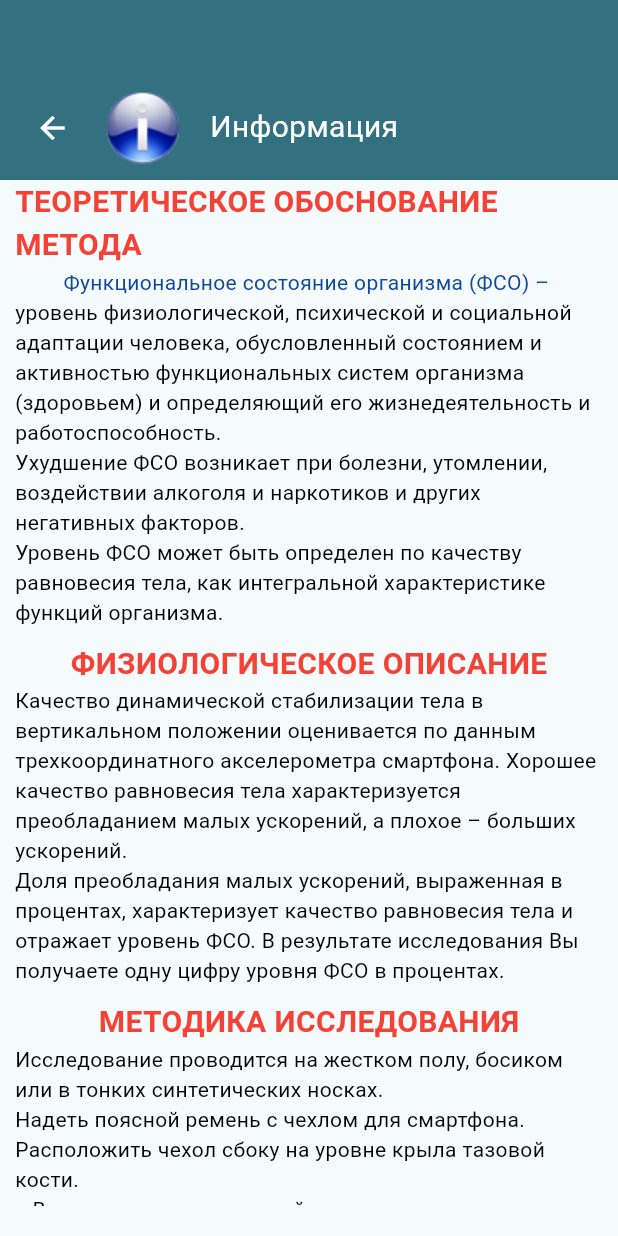
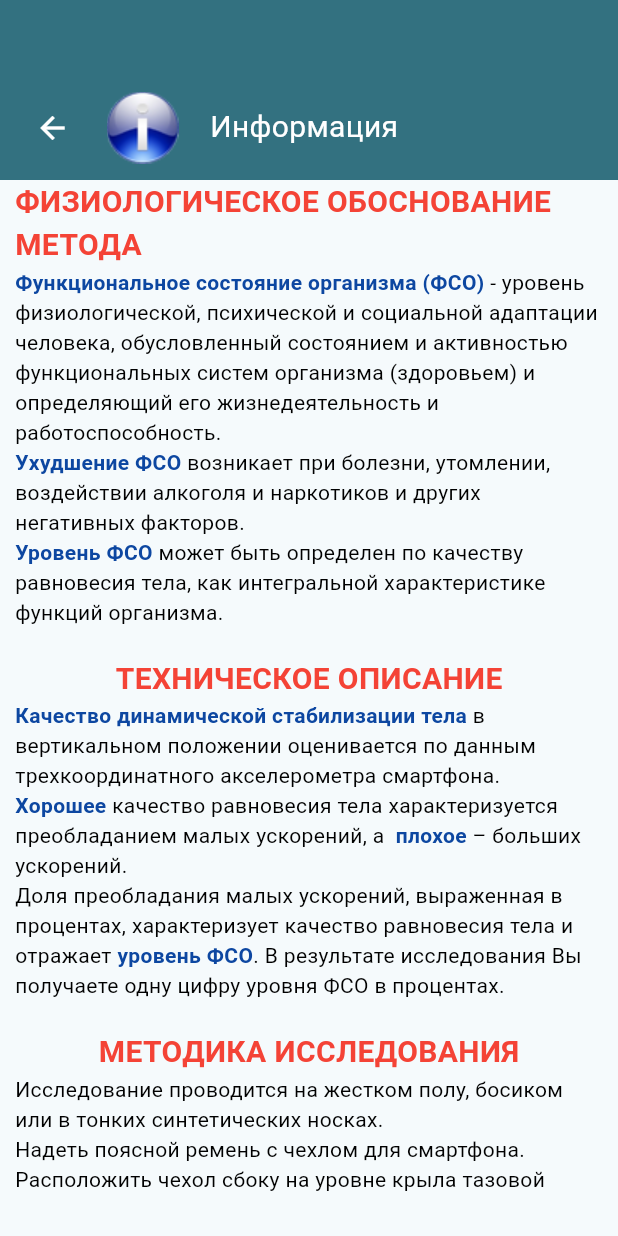
Before and after one commit to grigp/monitor_fso, a Flutter app: the InfoScreen screen opened directly, on a phone screen of 412 x 824 dp. Run offline on Flutter 3.47's test engine with Material 3 defaults, Android fonts, the phone set to English and light mode, and no system bars; our stand-ins replace audioplayers, device_info_plus, flutter_bloc, flutter_secure_storage, get_it, sensors_plus and 3 more; missing offline and left inert: number_text_input_formatter; accounts and stored records are empty.

Commit message:
Доработка общего описания с возможностями многоцветного текста

```diff
--- a/lib/features/info_screen/view/info_screen.dart
+++ b/lib/features/info_screen/view/info_screen.dart
@@ -78,47 +78,122 @@ class _InfoScreenState extends State<InfoScreen> {
                   child: Column(
                     children: [
                       const Text(
-                        'ТЕОРЕТИЧЕСКОЕ ОБОСНОВАНИЕ МЕТОДА',
+                        'ФИЗИОЛОГИЧЕСКОЕ ОБОСНОВАНИЕ МЕТОДА',
                         style: TextStyle(
                           color: Colors.red,
                           fontWeight: FontWeight.bold,
                           fontSize: 20,
                         ),
                       ),
-                      Text(
-                        'Функциональное состояние организма (ФСО) – ',
-                        style: TextStyle(
-                          color: Colors.blue.shade900,
-                          fontSize: 14,
-                        ),
-                      ),
-                      const Text(
-                        'уровень физиологической, психической и социальной адаптации человека, обусловленный состоянием и активностью функциональных систем организма (здоровьем) и определяющий его жизнедеятельность и работоспособность.\n'
-                        'Ухудшение ФСО возникает при болезни, утомлении, воздействии алкоголя и наркотиков и других негативных факторов.\n'
-                        'Уровень ФСО может быть определен по качеству равновесия тела, как интегральной характеристике функций организма.',
-                        style: TextStyle(
+                      Text.rich(
+                        TextSpan(
+                          text: '',
+                          style: const TextStyle(
                             color: Colors.black,
                             fontSize: 14,
                           ),
+                          children: <TextSpan>[
+                            TextSpan(
+                              text: 'Функциональное состояние организма (ФСО)',
+                              style: TextStyle(
+                                fontWeight: FontWeight.bold,
+                                color: Colors.blue.shade900,
                               ),
-                      const SizedBox(height: 10),
+                            ),
+                            const TextSpan(
+                                text:
+                                    ' - уровень физиологической, психической и социальной адаптации человека, обусловленный состоянием и активностью функциональных систем организма (здоровьем) и определяющий его жизнедеятельность и работоспособность.\n'),
+                            TextSpan(
+                              text: 'Ухудшение ФСО',
+                              style: TextStyle(
+                                fontWeight: FontWeight.bold,
+                                color: Colors.blue.shade900,
+                              ),
+                            ),
+                            const TextSpan(
+                                text:
+                                    ' возникает при болезни, утомлении, воздействии алкоголя и наркотиков и других негативных факторов.\n'),
+                            TextSpan(
+                              text: 'Уровень ФСО',
+                              style: TextStyle(
+                                fontWeight: FontWeight.bold,
+                                color: Colors.blue.shade900,
+                              ),
+                            ),
+                            const TextSpan(
+                              text:
+                                  ' может быть определен по качеству равновесия тела, как интегральной характеристике функций организма.',
+                            ),
+                          ],
+                        ),
+                      ),
+                      const SizedBox(height: 20),
                       const Text(
-                        'ФИЗИОЛОГИЧЕСКОЕ ОПИСАНИЕ',
+                        'ТЕХНИЧЕСКОЕ ОПИСАНИЕ',
                         style: TextStyle(
                           color: Colors.red,
                           fontWeight: FontWeight.bold,
                           fontSize: 20,
                         ),
                       ),
-                      const Text(
-                        'Качество динамической стабилизации тела в вертикальном положении оценивается по данным трехкоординатного акселерометра смартфона. Хорошее качество равновесия тела характеризуется преобладанием малых ускорений, а плохое – больших ускорений.\n'
-                        'Доля преобладания малых ускорений, выраженная в процентах, характеризует качество равновесия тела и отражает уровень ФСО. В результате исследования Вы получаете одну цифру уровня ФСО в процентах.',
-                        style: TextStyle(
+                      Text.rich(
+                        TextSpan(
+                          text: '',
+                          style: const TextStyle(
                             color: Colors.black,
                             fontSize: 14,
                           ),
+                          children: <TextSpan>[
+                            TextSpan(
+                              text: 'Качество динамической стабилизации тела',
+                              style: TextStyle(
+                                fontWeight: FontWeight.bold,
+                                color: Colors.blue.shade900,
                               ),
-                      const SizedBox(height: 10),
+                            ),
+                            const TextSpan(
+                                text:
+                                    ' в вертикальном положении оценивается по данным трехкоординатного акселерометра смартфона.\n'),
+                            TextSpan(
+                              text: 'Хорошее',
+                              style: TextStyle(
+                                fontWeight: FontWeight.bold,
+                                color: Colors.blue.shade900,
+                              ),
+                            ),
+                            const TextSpan(
+                              text:
+                                  ' качество равновесия тела характеризуется преобладанием малых ускорений, а ',
+                            ),
+                            TextSpan(
+                              text:
+                              ' плохое',
+                              style: TextStyle(
+                                fontWeight: FontWeight.bold,
+                                color: Colors.blue.shade900,
+                              ),
+                            ),
+                            const TextSpan(
+                              text:
+                              ' – больших ускорений.\n'
+                                  'Доля преобладания малых ускорений, выраженная в процентах, характеризует качество равновесия тела и отражает ',
+                            ),
+                            TextSpan(
+                              text:
+                              'уровень ФСО',
+                              style: TextStyle(
+                                fontWeight: FontWeight.bold,
+                                color: Colors.blue.shade900,
+                              ),
+                            ),
+                            const TextSpan(
+                              text:
+                              '. В результате исследования Вы получаете одну цифру уровня ФСО в процентах.',
+                            ),
+                          ],
+                        ),
+                      ),
+                      const SizedBox(height: 20),
                       const Text(
                         'МЕТОДИКА ИССЛЕДОВАНИЯ',
                         style: TextStyle(
```
Lines whose indentation alone changed are shown as unchanged.
